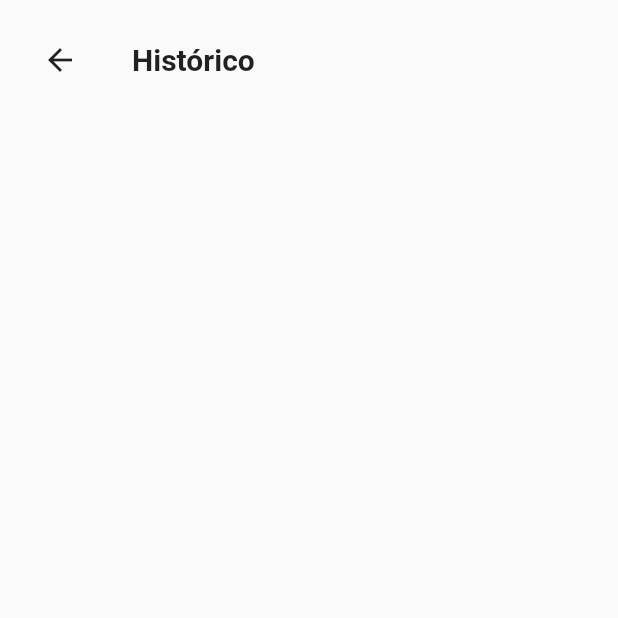
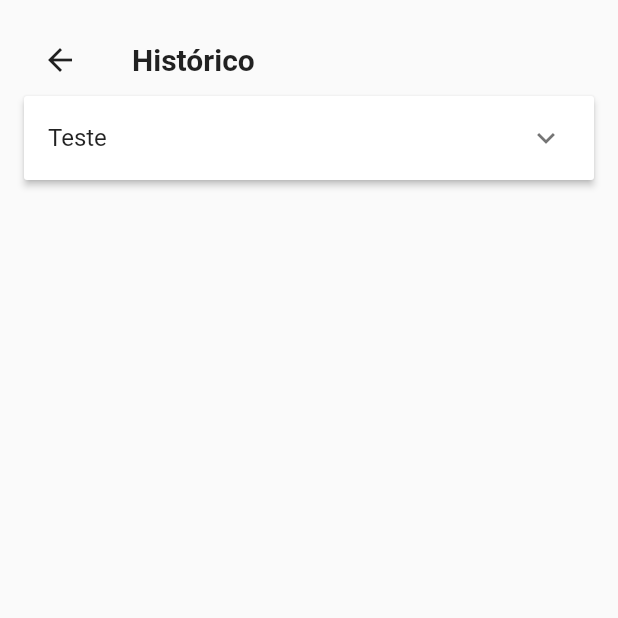
Before and after one commit to rodrigo-samenezes/casino_pay, a Flutter app: the App screen opened directly, on a phone screen of 412 x 824 dp, the top half of it. Run offline on Flutter 3.47's test engine with Material 2 defaults, Android fonts, the light colour scheme and no system bars.

Commit message:
historic doing

```diff
--- /dev/null
+++ b/lib/models/Bill.dart
@@ -0,0 +1,12 @@
+import 'package:cassino_pay/models/Person.dart';
+
+class Bill {
+  late double total;
+  late List<Person> people;
+  DateTime? createdAt;
+
+  Bill({
+    this.total = 0,
+    this.people = const []
+  });
+}
--- /dev/null
+++ b/lib/models/Person.dart
@@ -0,0 +1,9 @@
+class Person {
+  String name;
+  int coins;
+
+  Person({
+    required this.name,
+    this.coins = 500
+  });
+}
--- a/lib/screens/HistoricScreen/HistoricScreen.dart
+++ b/lib/screens/HistoricScreen/HistoricScreen.dart
@@ -1,15 +1,90 @@
 import 'package:cassino_pay/components/PageBase.dart';
+import 'package:cassino_pay/models/Bill.dart';
+import 'package:cassino_pay/models/Person.dart';
 import 'package:flutter/material.dart';
 
-class HistoricScreen extends StatelessWidget {
-  const HistoricScreen({ Key? key }) : super(key: key);
+class HistoricScreen extends StatefulWidget {
+  late List<_HistoricItem> items;
 
+  HistoricScreen({ Key? key }) : super(key: key) {
+    items = [
+      _HistoricItem(
+        bill: Bill(
+          people: [
+            Person(name: 'Rodrigo', coins: 250),
+            Person(name: 'Whadson', coins: 325),
+            Person(name: 'Rodrigo', coins: 585),
+            Person(name: 'Rodrigo', coins: 872),
+          ],
+          total: 127.85
+        ),
+        isExpanded: false
+      ),
+      _HistoricItem(
+        bill: Bill(
+          people: [
+            Person(name: 'Rodrigo', coins: 250),
+            Person(name: 'Whadson', coins: 325),
+            Person(name: 'Rodrigo', coins: 585),
+            Person(name: 'Rodrigo', coins: 872),
+          ],
+          total: 127.85
+        ),
+        isExpanded: false
+      ),
+      _HistoricItem(
+        bill: Bill(
+          people: [
+            Person(name: 'Rodrigo', coins: 250),
+            Person(name: 'Whadson', coins: 325),
+            Person(name: 'Rodrigo', coins: 585),
+            Person(name: 'Rodrigo', coins: 872),
+          ],
+          total: 127.85
+        ),
+        isExpanded: false
+      )
+    ];
+  }
+
+  @override
+  _HistoricScreenState createState() => _HistoricScreenState();
+}
+
+class _HistoricScreenState extends State<HistoricScreen> {
   @override
   Widget build(BuildContext context) {
     return PageBase(
       showBackButton: true,
       title: 'Histórico',
-      children: [],
+      children: [
+        ExpansionPanelList(
+          expansionCallback: (int index, bool isExpanded) {
+            setState(() {
+
+            });
+          },
+          children: [
+            ExpansionPanel(
+              headerBuilder: (BuildContext context, bool isExpanded) {
+                return ListTile(title: Text("Teste"));
+              },
+              body: Placeholder(fallbackHeight: 100,),
+              isExpanded: false
+            )
+          ],
+        )
+      ],
     );
   }
 }
+
+class _HistoricItem {
+  Bill bill;
+  bool isExpanded;
+
+  _HistoricItem({
+    required this.bill,
+    this.isExpanded = false
+  });
+}
```
